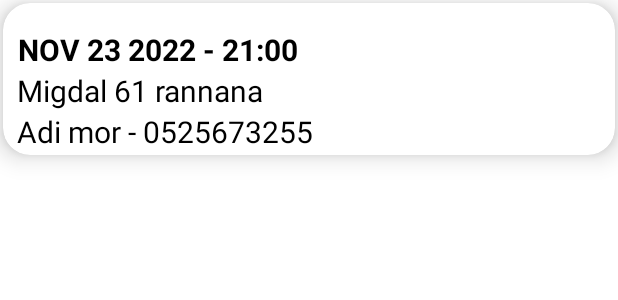
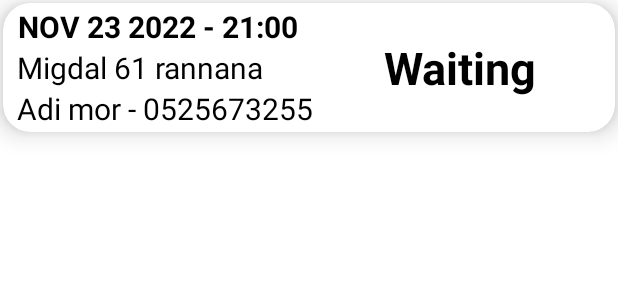
Before and after one commit to adimor1/HandIt, an Android app: the layout order_prof_item.xml on its own in the app's theme, with its tools: preview values and no code run, on a phone screen of 412 x 824 dp. Shown: the top 300 px of the screen. Run offline under Robolectric (Android 15) with nearby library versions, the phone set to English and light mode, and no system bars.

Commit message:
status on the list

```diff
--- a/app/src/main/java/com/example/myapplication/Activities/ProfOrdersActivity.java
+++ b/app/src/main/java/com/example/myapplication/Activities/ProfOrdersActivity.java
@@ -123,6 +123,7 @@ public class ProfOrdersActivity extends AppCompatActivity implements OrderProfAd
         public void onSwiped(@NonNull RecyclerView.ViewHolder viewHolder, int direction) {
             String id = list.get(viewHolder.getAdapterPosition()).getid();
             updateStatus(1, id);
+
             myAdapter.notifyDataSetChanged();
         }
 
--- a/app/src/main/java/com/example/myapplication/Models/Order.java
+++ b/app/src/main/java/com/example/myapplication/Models/Order.java
@@ -77,13 +77,14 @@ public class Order implements Parcelable{
         dest.writeString(time);
         dest.writeString(date);
         dest.writeString(id);
-
+        dest.writeInt(status);
     }
 
     protected Order(Parcel in) {
         time = in.readString();
         date = in.readString();
         id = in.readString();
+        status=in.readInt();
     }
 
     public static final Parcelable.Creator<Order> CREATOR = new Parcelable.Creator<Order>() {
--- a/app/src/main/java/com/example/myapplication/OrderProfAdapter.java
+++ b/app/src/main/java/com/example/myapplication/OrderProfAdapter.java
@@ -1,6 +1,7 @@
 package com.example.myapplication;
 
 import android.content.Context;
+import android.graphics.Color;
 import android.net.Uri;
 import android.view.LayoutInflater;
 import android.view.View;
@@ -43,6 +44,16 @@ public class OrderProfAdapter extends RecyclerView.Adapter<OrderProfAdapter.MyVi
         order = list.get(position);
         holder.name.setText(order.getDate()+" " +order.getTime());
 
+        if(order.getStatus()==1){
+            holder.status.setText("Approv");
+            holder.status.setTextColor(Color.rgb(0,128,0));
+        }
+
+        if(order.getStatus()==2){
+            holder.status.setText("Canceled");
+            holder.status.setTextColor(Color.rgb(178,34,34));
+        }
+
     }
 
     @Override
@@ -52,12 +63,15 @@ public class OrderProfAdapter extends RecyclerView.Adapter<OrderProfAdapter.MyVi
 
     public static class MyViewHolder extends RecyclerView.ViewHolder implements View.OnClickListener{
         TextView name;
+        TextView status;
         OrderProfListener orderProfListener;
 
         public MyViewHolder(@NonNull View itemView,  OrderProfListener orderProfListener) {
             super(itemView);
 
             name = itemView.findViewById(R.id.tvTime);
+            status = itemView.findViewById(R.id.status);
+
 
             this.orderProfListener = orderProfListener;
 
--- a/app/src/main/res/layout/order_prof_item.xml
+++ b/app/src/main/res/layout/order_prof_item.xml
@@ -11,17 +11,15 @@
 >
 
     <LinearLayout
-        android:layout_width="wrap_content"
+        android:layout_width="match_parent"
+        android:layout_height="match_parent"
+        android:orientation="horizontal">
+
+        <LinearLayout
+            android:layout_width="250dp"
             android:layout_height="wrap_content"
             android:layout_margin="2dp"
             android:orientation="vertical">
-
-                <LinearLayout
-                    android:layout_width="wrap_content"
-                    android:layout_height="wrap_content"
-                    android:layout_gravity="center_vertical"
-                    android:orientation="horizontal"
-                    android:paddingTop="15dp">
 
             <TextView
                 android:id="@+id/tvTime"
@@ -33,29 +31,14 @@
                 android:textSize="20sp"
                 android:textStyle="bold" />
 
-                </LinearLayout>
-
-                <LinearLayout
-                    android:layout_width="wrap_content"
-                    android:layout_height="wrap_content"
-                    android:layout_gravity="center_vertical"
-                    android:orientation="horizontal">
-
             <TextView
                 android:id="@+id/tvPlace"
-                        android:layout_width="192dp"
+                android:layout_width="match_parent"
                 android:layout_height="match_parent"
                 android:layout_marginLeft="7dp"
                 android:text="Migdal 61 rannana"
                 android:textColor="@color/black"
                 android:textSize="20sp" />
-                </LinearLayout>
-
-                <LinearLayout
-            android:layout_width="wrap_content"
-            android:layout_height="wrap_content"
-            android:layout_gravity="center_vertical"
-            android:orientation="horizontal">
 
             <TextView
                 android:id="@+id/tvContact"
@@ -65,8 +48,23 @@
                 android:text="Adi mor - 0525673255"
                 android:textColor="@color/black"
                 android:textSize="20sp" />
-        </LinearLayout>
 
         </LinearLayout>
 
+        <LinearLayout
+            android:layout_width="match_parent"
+            android:layout_height="match_parent">
+
+            <TextView
+                android:id="@+id/status"
+                android:layout_width="match_parent"
+                android:layout_height="wrap_content"
+                android:text="Waiting"
+                android:textSize="30dp"
+                android:textStyle="bold"
+                android:textColor="@color/black"
+                android:layout_gravity="center"/>
+        </LinearLayout>
+    </LinearLayout>
+
 </androidx.cardview.widget.CardView>
```
Lines whose indentation alone changed are shown as unchanged.
